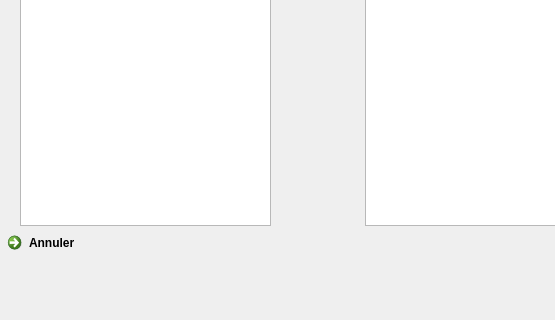
First picture: the form in modules/IHM/IHM_en_Qt/4EdTPraticiens.ui, repository Nathanwolfy/projetprogrammation2021, before the edit; both pictures show x 0 to 555 and y 295 to 615 of the 720 by 615 pixel window.
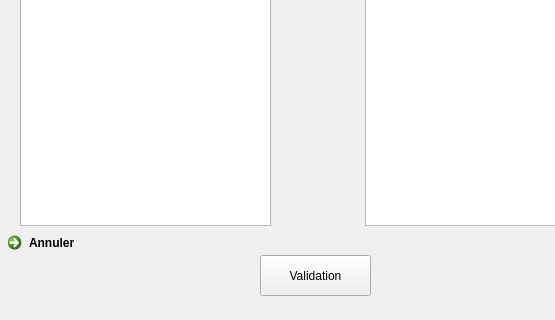
Second picture: the form after the edit.

What changed in the file:
```diff
--- a/modules/IHM/IHM_en_Qt/4EdTPraticiens.ui
+++ b/modules/IHM/IHM_en_Qt/4EdTPraticiens.ui
@@ -85,6 +85,19 @@
     <string>&lt;html&gt;&lt;head/&gt;&lt;body&gt;&lt;p&gt;&lt;span style=&quot; font-size:12pt;&quot;&gt;Emploi du Temps du Praticien :&lt;/span&gt;&lt;/p&gt;&lt;/body&gt;&lt;/html&gt;</string>
    </property>
   </widget>
+  <widget class="QPushButton" name="ValidationpushButton">
+   <property name="geometry">
+    <rect>
+     <x>260</x>
+     <y>550</y>
+     <width>111</width>
+     <height>41</height>
+    </rect>
+   </property>
+   <property name="text">
+    <string>Validation</string>
+   </property>
+  </widget>
  </widget>
  <resources/>
  <connections>
```
